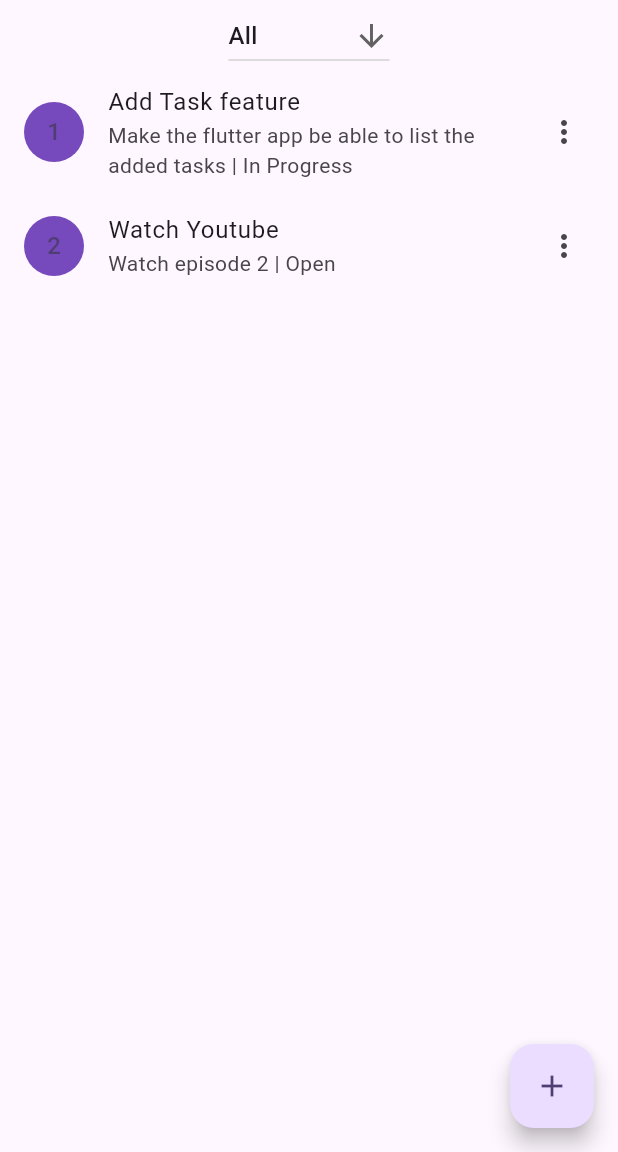
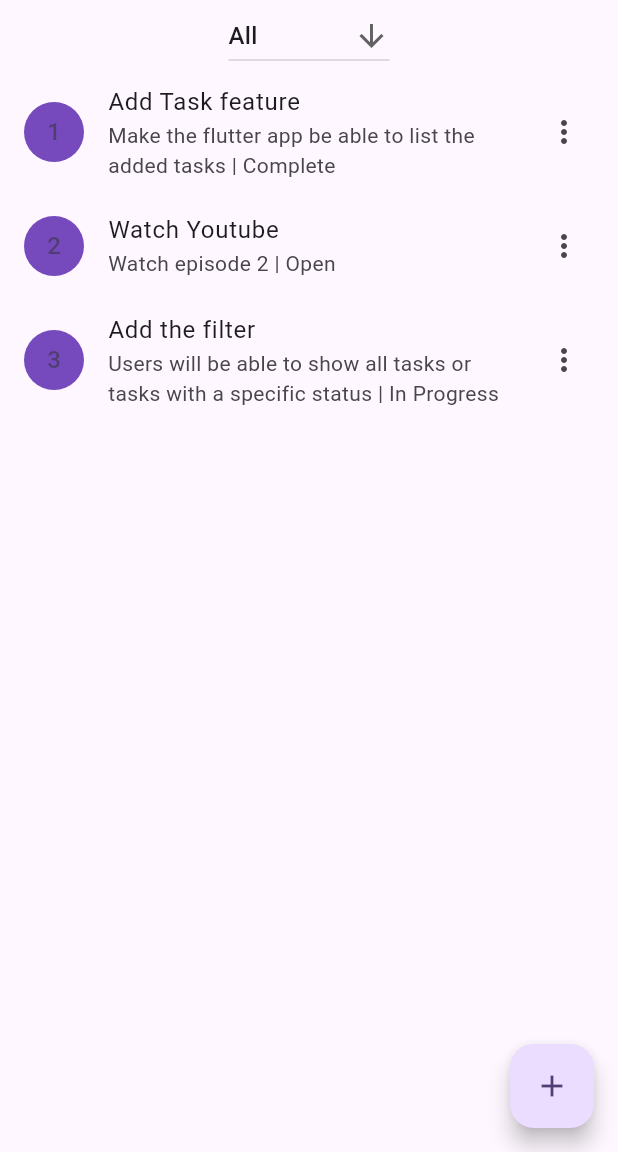
Before and after one commit to giaou/Task_Tracker, a Flutter app: the screen it shows after launch, on a phone screen of 412 x 824 dp, the part 84-1236 px from its top. Run offline on Flutter 3.47's test engine with Material 2 defaults, Android fonts, the phone set to English and light mode, and no system bars.

Commit message:
Added more task data.dart

```diff
--- a/lib/data.dart
+++ b/lib/data.dart
@@ -10,8 +10,9 @@ class Task {
 }
 
 class TaskList with ChangeNotifier{
-  final List<Task> _taskList = [Task('Add Task feature','Make the flutter app be able to list the added tasks','In Progress',"unknown"),
-                       Task('Watch Youtube','Watch episode 2','Open',"unknown")];
+  final List<Task> _taskList = [Task('Add Task feature','Make the flutter app be able to list the added tasks','Complete',"unknown"),
+                       Task('Watch Youtube','Watch episode 2','Open',"unknown"),
+                       Task('Add the filter','Users will be able to show all tasks or tasks with a specific status','In Progress','unknown')];
 
 
   int _currentIndex = 0;
@@ -29,6 +30,4 @@ class TaskList with ChangeNotifier{
     notifyListeners();
   }
 
-
-
 }
```
